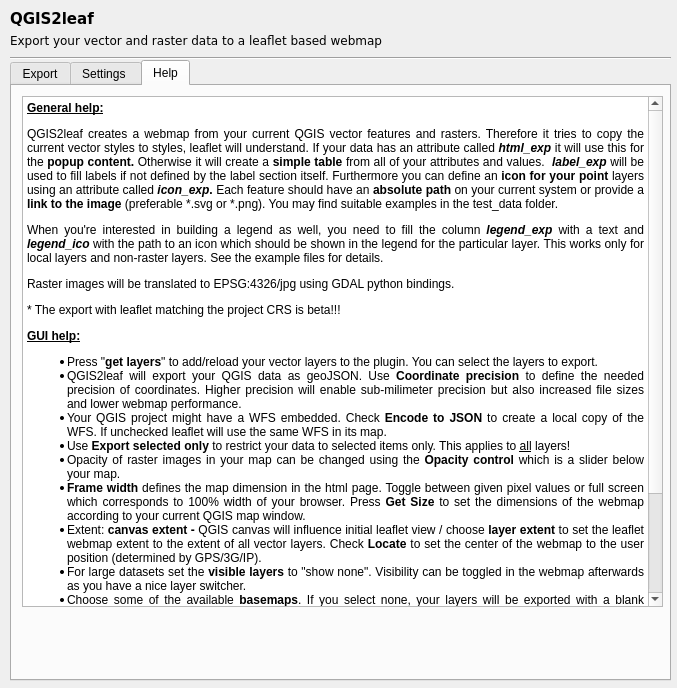
Above: ui_qgis2leaf.ui from Geolicious/qgis2leaf before the change. Below: the same form after it.
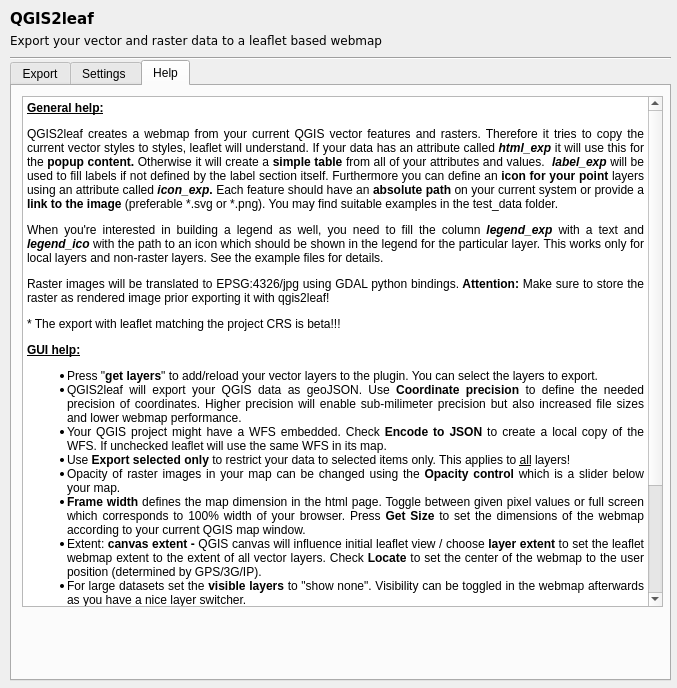
That is the form after the change. The open tabs and pages were chosen to show the change.

Diff of the .ui file:
```diff
--- a/ui_qgis2leaf.ui
+++ b/ui_qgis2leaf.ui
@@ -1089,7 +1089,7 @@
 &lt;p align=&quot;justify&quot; style=&quot; margin-top:12px; margin-bottom:0px; margin-left:0px; margin-right:0px; -qt-block-indent:0; text-indent:0px;&quot;&gt;&lt;span style=&quot; font-family:'Sans'; font-size:9pt; font-weight:600; text-decoration: underline;&quot;&gt;General help:&lt;/span&gt;&lt;/p&gt;
 &lt;p align=&quot;justify&quot; style=&quot; margin-top:12px; margin-bottom:0px; margin-left:0px; margin-right:0px; -qt-block-indent:0; text-indent:0px;&quot;&gt;&lt;span style=&quot; font-family:'Sans'; font-size:9pt;&quot;&gt;QGIS2leaf creates a webmap from your current QGIS vector features and rasters. Therefore it tries to copy the current vector styles to styles, leaflet will understand. If your data has an attribute called &lt;/span&gt;&lt;span style=&quot; font-family:'Sans'; font-size:9pt; font-weight:600; font-style:italic;&quot;&gt;html_exp&lt;/span&gt;&lt;span style=&quot; font-family:'Sans'; font-size:9pt; font-weight:600;&quot;&gt; &lt;/span&gt;&lt;span style=&quot; font-family:'Sans'; font-size:9pt;&quot;&gt;it will use this for the&lt;/span&gt;&lt;span style=&quot; font-family:'Sans'; font-size:9pt; font-weight:600;&quot;&gt; popup content. &lt;/span&gt;&lt;span style=&quot; font-family:'Sans'; font-size:9pt;&quot;&gt;Otherwise it will create a &lt;/span&gt;&lt;span style=&quot; font-family:'Sans'; font-size:9pt; font-weight:600;&quot;&gt;simple table&lt;/span&gt;&lt;span style=&quot; font-family:'Sans'; font-size:9pt;&quot;&gt; from all of your attributes and values. &lt;/span&gt;&lt;span style=&quot; font-family:'Sans'; font-size:9pt; font-weight:600;&quot;&gt; &lt;/span&gt;&lt;span style=&quot; font-family:'Sans'; font-size:9pt; font-weight:600; font-style:italic;&quot;&gt;label_exp &lt;/span&gt;&lt;span style=&quot; font-family:'Sans'; font-size:9pt;&quot;&gt;will be used to fill labels if not defined by the label section itself. Furthermore you can define an &lt;/span&gt;&lt;span style=&quot; font-family:'Sans'; font-size:9pt; font-weight:600;&quot;&gt;icon for your point&lt;/span&gt;&lt;span style=&quot; font-family:'Sans'; font-size:9pt;&quot;&gt; layers using an attribute called &lt;/span&gt;&lt;span style=&quot; font-family:'Sans'; font-size:9pt; font-weight:600; font-style:italic;&quot;&gt;icon_exp&lt;/span&gt;&lt;span style=&quot; font-family:'Sans'; font-size:9pt; font-weight:600;&quot;&gt;.&lt;/span&gt;&lt;span style=&quot; font-family:'Sans'; font-size:9pt;&quot;&gt; Each feature should have an &lt;/span&gt;&lt;span style=&quot; font-family:'Sans'; font-size:9pt; font-weight:600;&quot;&gt;absolute path&lt;/span&gt;&lt;span style=&quot; font-family:'Sans'; font-size:9pt;&quot;&gt; on your current system or provide a &lt;/span&gt;&lt;span style=&quot; font-family:'Sans'; font-size:9pt; font-weight:600;&quot;&gt;link to the image&lt;/span&gt;&lt;span style=&quot; font-family:'Sans'; font-size:9pt;&quot;&gt; (preferable *.svg or *.png). You may find suitable examples in the test_data folder.&lt;/span&gt;&lt;/p&gt;
 &lt;p align=&quot;justify&quot; style=&quot; margin-top:12px; margin-bottom:0px; margin-left:0px; margin-right:0px; -qt-block-indent:0; text-indent:0px;&quot;&gt;&lt;span style=&quot; font-family:'Sans'; font-size:9pt;&quot;&gt;When you're interested in building a legend as well, you need to fill the column &lt;/span&gt;&lt;span style=&quot; font-family:'Sans'; font-size:9pt; font-weight:600; font-style:italic;&quot;&gt;legend_exp&lt;/span&gt;&lt;span style=&quot; font-family:'Sans'; font-size:9pt;&quot;&gt; with a text and &lt;/span&gt;&lt;span style=&quot; font-family:'Sans'; font-size:9pt; font-weight:600; font-style:italic;&quot;&gt;legend_ico&lt;/span&gt;&lt;span style=&quot; font-family:'Sans'; font-size:9pt;&quot;&gt; with the path to an icon which should be shown in the legend for the particular layer. This works only for local layers and non-raster layers. See the example files for details.&lt;/span&gt;&lt;/p&gt;
-&lt;p align=&quot;justify&quot; style=&quot; margin-top:12px; margin-bottom:0px; margin-left:0px; margin-right:0px; -qt-block-indent:0; text-indent:0px;&quot;&gt;&lt;span style=&quot; font-family:'Sans'; font-size:9pt;&quot;&gt;Raster images will be translated to EPSG:4326/jpg using GDAL python bindings.&lt;/span&gt;&lt;/p&gt;
+&lt;p align=&quot;justify&quot; style=&quot; margin-top:12px; margin-bottom:0px; margin-left:0px; margin-right:0px; -qt-block-indent:0; text-indent:0px;&quot;&gt;&lt;span style=&quot; font-family:'Sans'; font-size:9pt;&quot;&gt;Raster images will be translated to EPSG:4326/jpg using GDAL python bindings.&lt;/span&gt;&lt;span style=&quot; font-family:'Sans'; font-size:9pt; font-weight:600;&quot;&gt; Attention: &lt;/span&gt;&lt;span style=&quot; font-family:'Sans'; font-size:9pt;&quot;&gt;Make sure to store the raster as rendered image prior exporting it with qgis2leaf!&lt;/span&gt;&lt;/p&gt;
 &lt;p align=&quot;justify&quot; style=&quot; margin-top:12px; margin-bottom:0px; margin-left:0px; margin-right:0px; -qt-block-indent:0; text-indent:0px;&quot;&gt;&lt;span style=&quot; font-family:'Sans'; font-size:9pt;&quot;&gt;* The export with leaflet matching the project CRS is beta!!!&lt;/span&gt;&lt;/p&gt;
 &lt;p align=&quot;justify&quot; style=&quot; margin-top:12px; margin-bottom:0px; margin-left:0px; margin-right:0px; -qt-block-indent:0; text-indent:0px;&quot;&gt;&lt;span style=&quot; font-family:'Sans'; font-size:9pt; font-weight:600; text-decoration: underline;&quot;&gt;GUI help:&lt;/span&gt;&lt;/p&gt;
 &lt;ul style=&quot;margin-top: 0px; margin-bottom: 0px; margin-left: 0px; margin-right: 0px; -qt-list-indent: 1;&quot;&gt;&lt;li style=&quot; font-family:'Sans'; font-size:9pt;&quot; align=&quot;justify&quot; style=&quot; margin-top:12px; margin-bottom:0px; margin-left:0px; margin-right:0px; -qt-block-indent:0; text-indent:0px;&quot;&gt;Press &amp;quot;&lt;span style=&quot; font-weight:600;&quot;&gt;get layers&lt;/span&gt;&amp;quot; to add/reload your vector layers to the plugin. You can select the layers to export.&lt;/li&gt;
```
